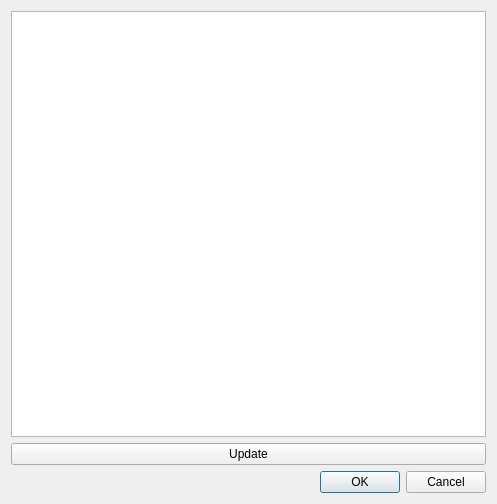
Before: the Qt Designer form neurolabi/gui/dialogs/flyemtododialog.ui in janelia-flyem/NeuTu, drawn with Qt 5.
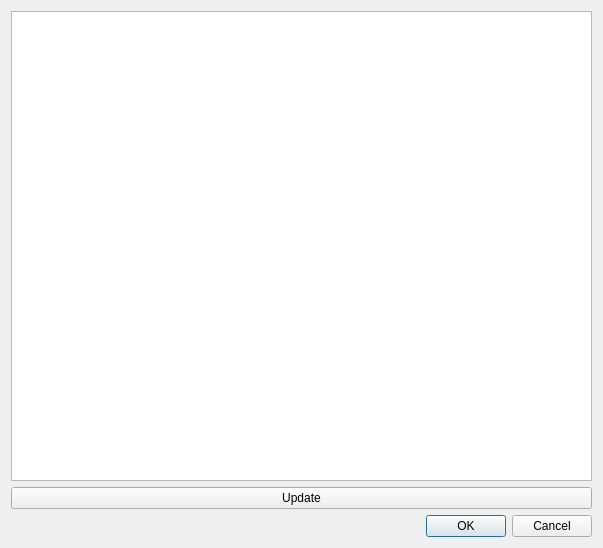
After: the same form once the commit is applied.

Diff of the .ui file:
```diff
--- a/neurolabi/gui/dialogs/flyemtododialog.ui
+++ b/neurolabi/gui/dialogs/flyemtododialog.ui
@@ -6,8 +6,8 @@
    <rect>
     <x>0</x>
     <y>0</y>
-    <width>497</width>
-    <height>504</height>
+    <width>603</width>
+    <height>548</height>
    </rect>
   </property>
   <property name="windowTitle">
```
